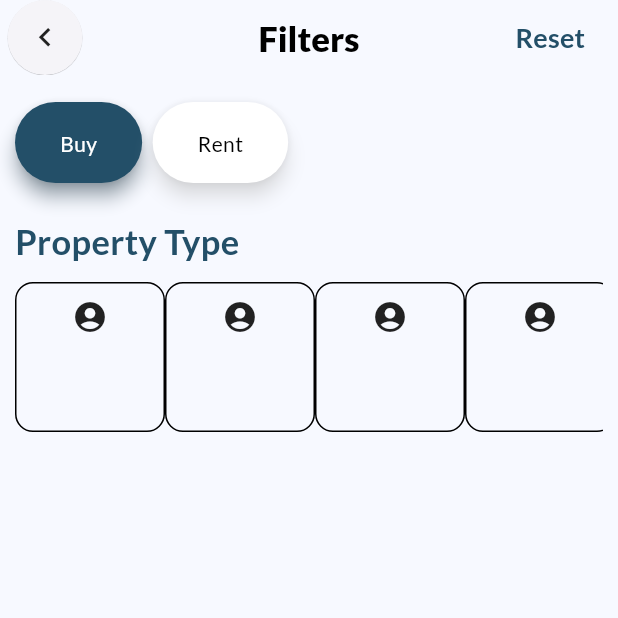
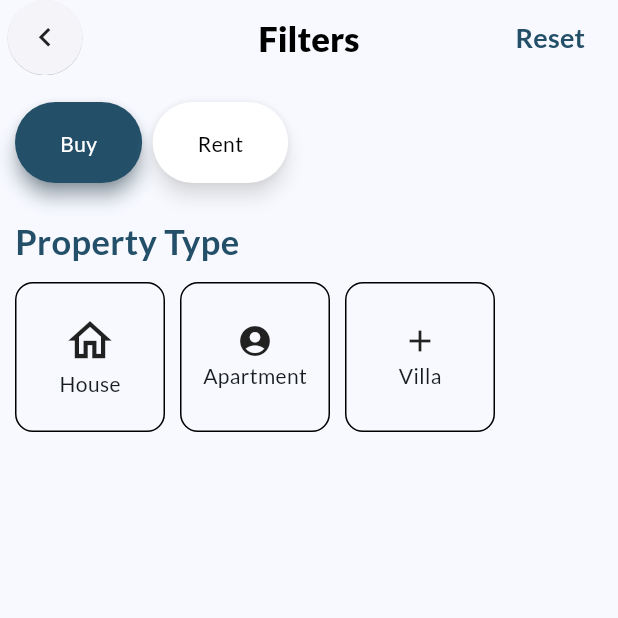
Before and after one commit to Repos-By-Aryan/Real_Estate, a Flutter app: the Search screen opened by its route, on a phone screen of 412 x 824 dp, the top half of it. Run offline on Flutter 3.47's test engine with Material 2 defaults, Android fonts, the light colour scheme and no system bars; our stand-ins replace animated_text_kit, cached_network_image, cloud_firestore, firebase_auth, firebase_core, flutter_svg and 3 more; accounts and stored records are empty.

Commit message:
Buy Property Type Container

```diff
--- a/lib/home/home_screen.dart
+++ b/lib/home/home_screen.dart
@@ -193,7 +193,6 @@ class _HomeScreenState extends State<HomeScreen> {
                     ),
                   ),
                 ),
-
                 const SizedBox(
                   height: 10,
                 ),
--- a/lib/search/search.dart
+++ b/lib/search/search.dart
@@ -11,6 +11,9 @@ class Search extends StatefulWidget {
 
 int selectedCard = 0;
 final filters = ['Buy', 'Rent'];
+final propertyType = ['House','Apartment','Villa'];
+final icons = <Widget>[Icon(Icons.home_outlined,size: 35,),Icon(Icons.account_circle),Icon(Icons.add)];
+
 
 class _SearchState extends State<Search> {
 
@@ -31,16 +34,21 @@ class _SearchState extends State<Search> {
               ),
               Container(
                 height: 100,
-                child: ListView.builder(itemCount:10,
+                child: ListView.builder(itemCount:3,
                     scrollDirection: Axis.horizontal,
                     itemBuilder: (context,index){
                   return Container(
+                    margin: const EdgeInsets.only(right: 10),
                     padding: EdgeInsets.symmetric(vertical: 10),
                     width:100,
                     decoration: BoxDecoration(border: Border.all(width: 1),borderRadius: BorderRadius.circular(12)),
                     child: Column(
+                      mainAxisAlignment: MainAxisAlignment.center,
+                      crossAxisAlignment: CrossAxisAlignment.center,
                       children: [
-                        Icon(Icons.account_circle),
+                        icons[index],
+                        SizedBox(height: 2,),
+                        Text(propertyType[index],softWrap: true,),
                       ],
                     ),
                   );
```
